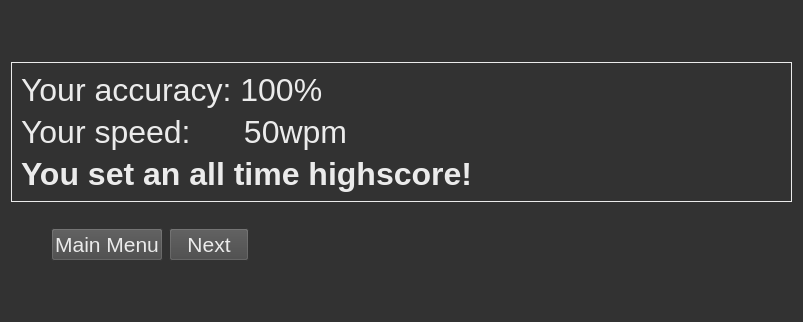
Old version of the form speed-typer/source_ui/resultWindow.ui in the repository Rolv-Apneseth/ps-typer.
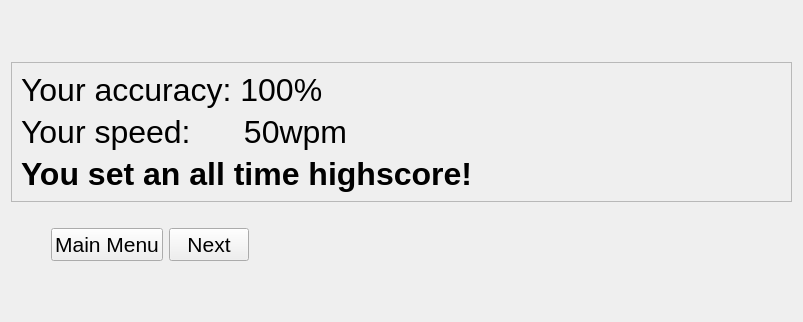
New version of the form.

Commit message: Removed stylesheets from ui files other than the main ui file as they don't need to each have the same stylesheet

The edit to the form file:
```diff
--- a/speed-typer/source_ui/resultWindow.ui
+++ b/speed-typer/source_ui/resultWindow.ui
@@ -16,35 +16,6 @@
   <property name="windowTitle">
    <string>Result</string>
   </property>
-  <property name="styleSheet">
-   <string notr="true">QWidget {
-	background: rgb(50, 50, 50);
-	color: rgb(235, 235, 235);
-	font-size: 24pt;
-}
-
-QFrame {	
-	border: 1px solid rgb(235, 235, 235);
-}
-
-QPushButton, QComboBox {	
-	background: rgb(70, 70, 70);
-	font-size: 16pt;
-}
-
-QPushButton::hover, QComboBox::hover {
-	background: rgb(90, 90, 90)
-}
-
-QLabel {
-	background: transparent;
-	border: none;
-}
-
-QFrame[frameShape=&quot;4&quot;] {
-    background-color: rgb(235, 235, 235);
-}</string>
-  </property>
   <layout class="QVBoxLayout" name="verticalLayout_2">
    <item>
     <spacer name="verticalSpacer">
```
The commit also changes 7 other files.
